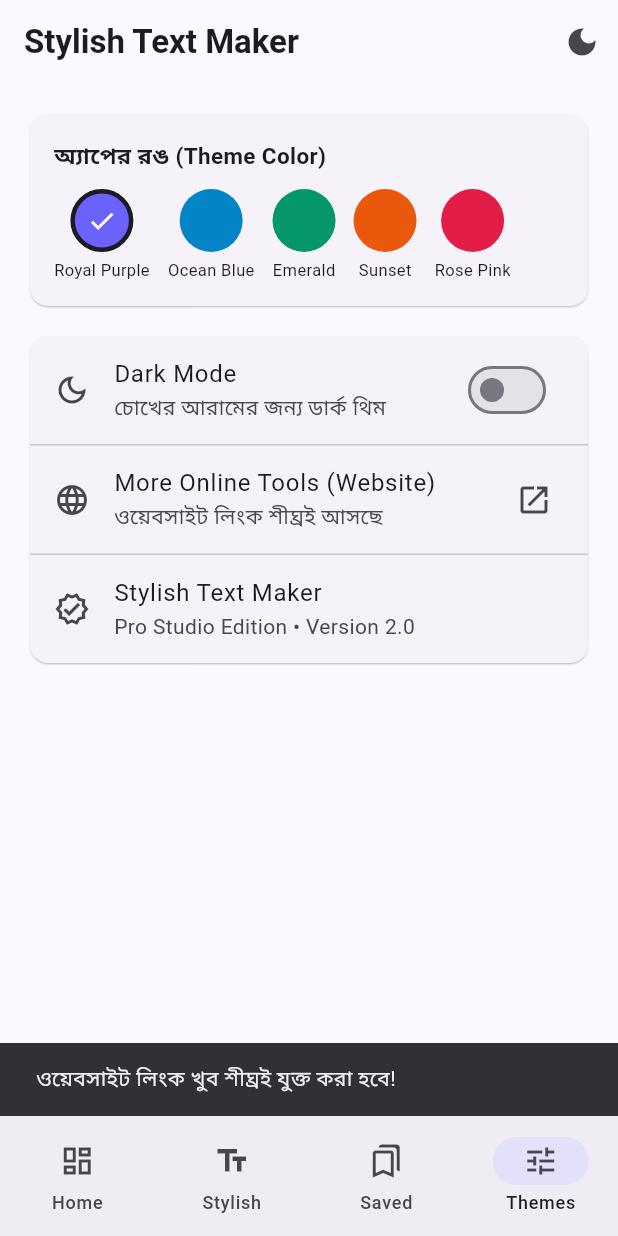
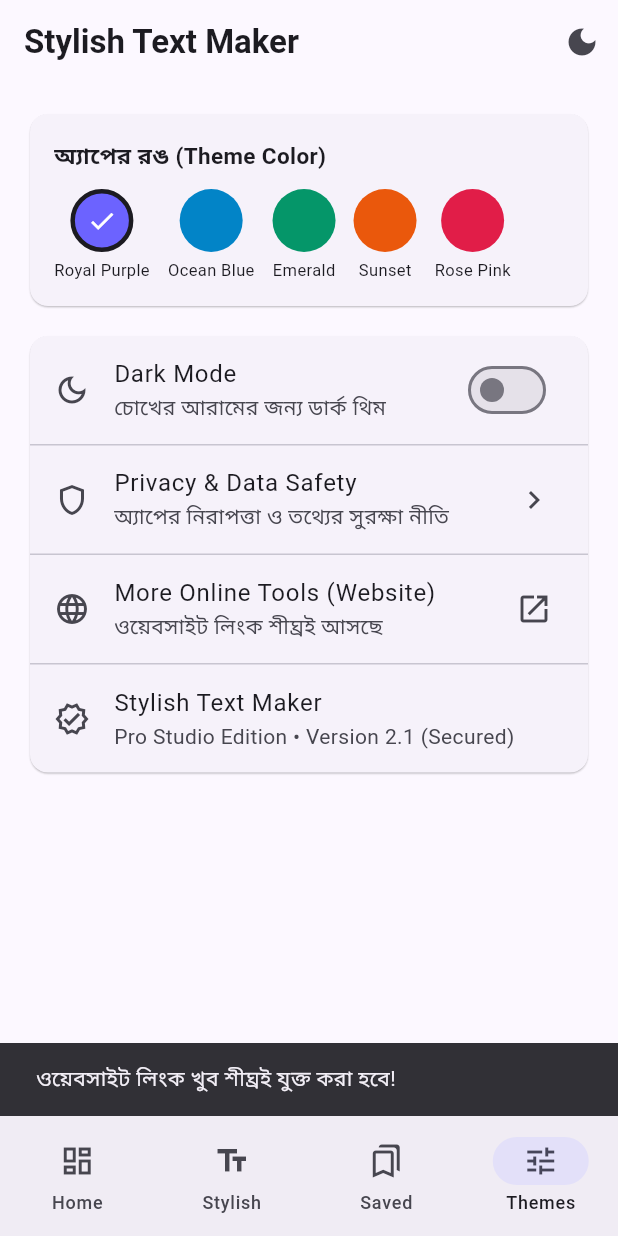
Before and after one commit to gangstarargho-prog/stylish-text-maker, a Flutter app: the screen it shows after launch, item 4 of the bottom bar chosen, after a tap on "More Online Tools (Website)", on a phone screen of 412 x 824 dp. Run offline on Flutter 3.47's test engine with Material 3 defaults, Android fonts, the phone set to English and light mode, and no system bars; our stand-ins replace image_picker, share_plus, shared_preferences; missing offline and left inert: gal, google_mlkit_text_recognition.

Commit message:
Update main.dart

```diff
--- a/lib/main.dart
+++ b/lib/main.dart
@@ -2,6 +2,7 @@ import 'package:flutter/material.dart';
 import 'package:url_launcher/url_launcher.dart';
 
 import 'engines.dart';
+import 'extra_screens.dart';
 import 'image_screens.dart';
 import 'text_screens.dart';
 
@@ -126,7 +127,7 @@ class MainShellScreen extends StatelessWidget {
 }
 
 // ============================================================================
-// TAB 0: PRO DASHBOARD HOME
+// TAB 0: PRO DASHBOARD HOME (WITH FIXED DARK-MODE BANNER)
 // ============================================================================
 
 class DashboardHomeTab extends StatelessWidget {
@@ -140,6 +141,9 @@ class DashboardHomeTab extends StatelessWidget {
   @override
   Widget build(BuildContext context) {
     final cs = Theme.of(context).colorScheme;
+    final bannerStart = app.seedColor;
+    final bannerEnd = Color.lerp(app.seedColor, const Color(0xFF0F172A), 0.58)!;
+
     final tools = [
       _ToolCardData(
         title: 'Stylish Text',
@@ -170,8 +174,22 @@ class DashboardHomeTab extends StatelessWidget {
         onTap: () => _open(context, TextToolsScreen(app: app)),
       ),
       _ToolCardData(
+        title: 'Emoji Text Art',
+        subtitle: 'ইমোজি দিয়ে বড় নাম ও আর্ট',
+        icon: Icons.emoji_emotions_outlined,
+        color: Colors.amber.shade800,
+        onTap: () => _open(context, EmojiArtScreen(app: app)),
+      ),
+      _ToolCardData(
+        title: 'Study Summary',
+        subtitle: 'প্যারাগ্রাফ সামারি (বাংলা/Eng)',
+        icon: Icons.summarize_outlined,
+        color: Colors.blue.shade700,
+        onTap: () => _open(context, ParagraphSummaryScreen(app: app)),
+      ),
+      _ToolCardData(
         title: 'Image to Text',
-        subtitle: 'অফলাইন Eng + অনলাইন বাংলা',
+        subtitle: 'ছবি থেকে লেখা স্ক্যান',
         icon: Icons.document_scanner_outlined,
         color: Colors.indigo,
         onTap: () => _open(context, ImageToTextScreen(app: app)),
@@ -190,16 +208,22 @@ class DashboardHomeTab extends StatelessWidget {
       child: Column(
         crossAxisAlignment: CrossAxisAlignment.stretch,
         children: [
-          // Gradient Hero Banner
           Container(
             padding: const EdgeInsets.all(18),
             decoration: BoxDecoration(
               gradient: LinearGradient(
-                colors: [cs.primary, cs.tertiary],
+                colors: [bannerStart, bannerEnd],
                 begin: Alignment.topLeft,
                 end: Alignment.bottomRight,
               ),
               borderRadius: BorderRadius.circular(20),
+              boxShadow: [
+                BoxShadow(
+                  color: bannerStart.withValues(alpha: 0.25),
+                  blurRadius: 12,
+                  offset: const Offset(0, 6),
+                ),
+              ],
             ),
             child: Column(
               crossAxisAlignment: CrossAxisAlignment.start,
@@ -213,19 +237,25 @@ class DashboardHomeTab extends StatelessWidget {
                   ),
                 ),
                 const SizedBox(height: 6),
-                const Text(
-                  'স্টাইলিশ ফন্ট, গেমিং নাম, সিম্বল, বাংলা OCR ও স্মার্ট ইমেজ রিসাইজার এখন এক জায়গায়!',
-                  style: TextStyle(color: Colors.white70, fontSize: 13),
+                Text(
+                  'স্টাইলিশ ফন্ট, ইমোজি আর্ট, স্টাডি সামারি, সিম্বল ও স্মার্ট ইমেজ রিসাইজার এখন এক জায়গায়!',
+                  style: TextStyle(
+                    color: Colors.white.withValues(alpha: 0.90),
+                    fontSize: 13,
+                  ),
                 ),
                 const SizedBox(height: 12),
-                FilledButton.tonalIcon(
+                FilledButton.icon(
                   style: FilledButton.styleFrom(
                     backgroundColor: Colors.white,
-                    foregroundColor: cs.primary,
+                    foregroundColor: bannerEnd,
                   ),
                   onPressed: () => app.setTab(1),
                   icon: const Icon(Icons.edit, size: 18),
-                  label: const Text('Start Typing Stylish Text'),
+                  label: const Text(
+                    'Start Typing Stylish Text',
+                    style: TextStyle(fontWeight: FontWeight.bold),
+                  ),
                 ),
               ],
             ),
@@ -354,7 +384,7 @@ class SavedAndHistoryTab extends StatefulWidget {
 }
 
 class _SavedAndHistoryTabState extends State<SavedAndHistoryTab> {
-  int _segment = 0; // 0 = Favorites, 1 = History
+  int _segment = 0;
 
   @override
   Widget build(BuildContext context) {
@@ -441,7 +471,7 @@ class _SavedAndHistoryTabState extends State<SavedAndHistoryTab> {
 }
 
 // ============================================================================
-// TAB 3: PRO THEMES & SETTINGS
+// TAB 3: PRO THEMES, PRIVACY & SETTINGS
 // ============================================================================
 
 class SettingsTab extends StatelessWidget {
@@ -463,6 +493,26 @@ class SettingsTab extends StatelessWidget {
         );
       }
     }
+  }
+
+  void _showPrivacyDialog(BuildContext context) {
+    showDialog(
+      context: context,
+      builder: (_) => AlertDialog(
+        title: const Text('Privacy & Data Safety'),
+        content: const Text(
+          '• Stylish Text, Emoji Art, Study Summary, English OCR এবং Image Resize আপনার ফোনের ভেতরেই (Offline) কাজ করে।\n\n'
+          '• আপনার Favorites ও Copy History কেবল আপনার ফোনের লোকাল স্টোরেজে নিরাপদ থাকে—কোনো সার্ভারে পাঠানো হয় না।\n\n'
+          '• Camera ও Gallery পারমিশন শুধুমাত্র আপনি যখন ছবি বাছাই বা স্ক্যান করেন তখনই ব্যবহার করা হয়।',
+        ),
+        actions: [
+          TextButton(
+            onPressed: () => Navigator.pop(context),
+            child: const Text('ঠিক আছে'),
+          ),
+        ],
+      ),
+    );
   }
 
   @override
@@ -534,6 +584,14 @@ class SettingsTab extends StatelessWidget {
               ),
               const Divider(height: 1),
               ListTile(
+                leading: const Icon(Icons.shield_outlined),
+                title: const Text('Privacy & Data Safety'),
+                subtitle: const Text('অ্যাপের নিরাপত্তা ও তথ্যের সুরক্ষা নীতি'),
+                trailing: const Icon(Icons.chevron_right),
+                onTap: () => _showPrivacyDialog(context),
+              ),
+              const Divider(height: 1),
+              ListTile(
                 leading: const Icon(Icons.language),
                 title: const Text('More Online Tools (Website)'),
                 subtitle: Text(
@@ -546,7 +604,7 @@ class SettingsTab extends StatelessWidget {
               const ListTile(
                 leading: Icon(Icons.verified_outlined),
                 title: Text(kAppName),
-                subtitle: Text('Pro Studio Edition • Version 2.0'),
+                subtitle: Text('Pro Studio Edition • Version 2.1 (Secured)'),
               ),
             ],
           ),
```
